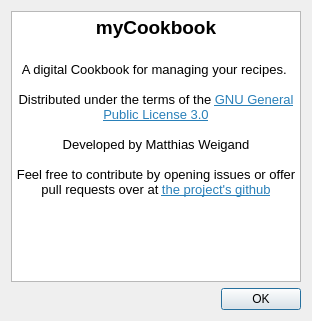
This is ui/about.ui in mwip/myCookbook as Qt 5 draws it before an edit. The edited form follows.
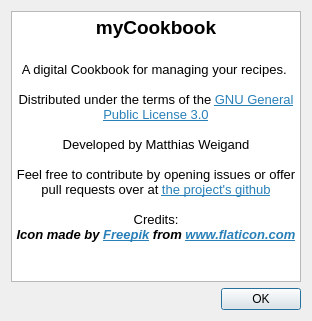
This is the edited form.

Commit message: Added icon and credits for icon

Diff of the .ui file:
```diff
--- a/ui/about.ui
+++ b/ui/about.ui
@@ -29,7 +29,10 @@
 &lt;p align=&quot;center&quot; style=&quot;-qt-paragraph-type:empty; margin-top:0px; margin-bottom:0px; margin-left:0px; margin-right:0px; -qt-block-indent:0; text-indent:0px; font-family:'Noto Sans';&quot;&gt;&lt;br /&gt;&lt;/p&gt;
 &lt;p align=&quot;center&quot; style=&quot; margin-top:0px; margin-bottom:0px; margin-left:0px; margin-right:0px; -qt-block-indent:0; text-indent:0px;&quot;&gt;&lt;span style=&quot; font-family:'Noto Sans';&quot;&gt;Developed by Matthias Weigand&lt;/span&gt;&lt;/p&gt;
 &lt;p align=&quot;center&quot; style=&quot;-qt-paragraph-type:empty; margin-top:0px; margin-bottom:0px; margin-left:0px; margin-right:0px; -qt-block-indent:0; text-indent:0px; font-family:'Noto Sans';&quot;&gt;&lt;br /&gt;&lt;/p&gt;
-&lt;p align=&quot;center&quot; style=&quot; margin-top:0px; margin-bottom:0px; margin-left:0px; margin-right:0px; -qt-block-indent:0; text-indent:0px;&quot;&gt;&lt;span style=&quot; font-family:'Noto Sans';&quot;&gt;Feel free to contribute by opening issues or offer pull requests over at &lt;/span&gt;&lt;a href=&quot;https://github.com/mwip/myCookbook&quot;&gt;&lt;span style=&quot; font-family:'Noto Sans'; text-decoration: underline; color:#2980b9;&quot;&gt;the project's github&lt;/span&gt;&lt;/a&gt;&lt;/p&gt;&lt;/body&gt;&lt;/html&gt;</string>
+&lt;p align=&quot;center&quot; style=&quot; margin-top:0px; margin-bottom:0px; margin-left:0px; margin-right:0px; -qt-block-indent:0; text-indent:0px;&quot;&gt;&lt;span style=&quot; font-family:'Noto Sans';&quot;&gt;Feel free to contribute by opening issues or offer pull requests over at &lt;/span&gt;&lt;a href=&quot;https://github.com/mwip/myCookbook&quot;&gt;&lt;span style=&quot; font-family:'Noto Sans'; text-decoration: underline; color:#2980b9;&quot;&gt;the project's github&lt;/span&gt;&lt;/a&gt;&lt;/p&gt;
+&lt;p align=&quot;center&quot; style=&quot;-qt-paragraph-type:empty; margin-top:0px; margin-bottom:0px; margin-left:0px; margin-right:0px; -qt-block-indent:0; text-indent:0px; font-family:'Noto Sans';&quot;&gt;&lt;br /&gt;&lt;/p&gt;
+&lt;p align=&quot;center&quot; style=&quot; margin-top:0px; margin-bottom:0px; margin-left:0px; margin-right:0px; -qt-block-indent:0; text-indent:0px;&quot;&gt;&lt;span style=&quot; font-family:'Noto Sans';&quot;&gt;Credits:&lt;/span&gt;&lt;/p&gt;
+&lt;p align=&quot;center&quot; style=&quot; margin-top:0px; margin-bottom:0px; margin-left:0px; margin-right:0px; -qt-block-indent:0; text-indent:0px;&quot;&gt;&lt;span style=&quot; font-family:'Noto Sans'; font-weight:600; font-style:italic;&quot;&gt;Icon made by &lt;/span&gt;&lt;a href=&quot;https://www.freepik.com/home&quot;&gt;&lt;span style=&quot; font-family:'Noto Sans'; font-weight:600; font-style:italic; text-decoration: underline; color:#2980b9;&quot;&gt;Freepik&lt;/span&gt;&lt;/a&gt;&lt;span style=&quot; font-family:'Noto Sans'; font-weight:600; font-style:italic;&quot;&gt; from &lt;/span&gt;&lt;a href=&quot;http://www.flaticon.com/&quot;&gt;&lt;span style=&quot; font-family:'Noto Sans'; font-weight:600; font-style:italic; text-decoration: underline; color:#2980b9;&quot;&gt;www.flaticon.com&lt;/span&gt;&lt;/a&gt;&lt;/p&gt;&lt;/body&gt;&lt;/html&gt;</string>
      </property>
     </widget>
    </item>
```
The commit also changes 1 other file.
